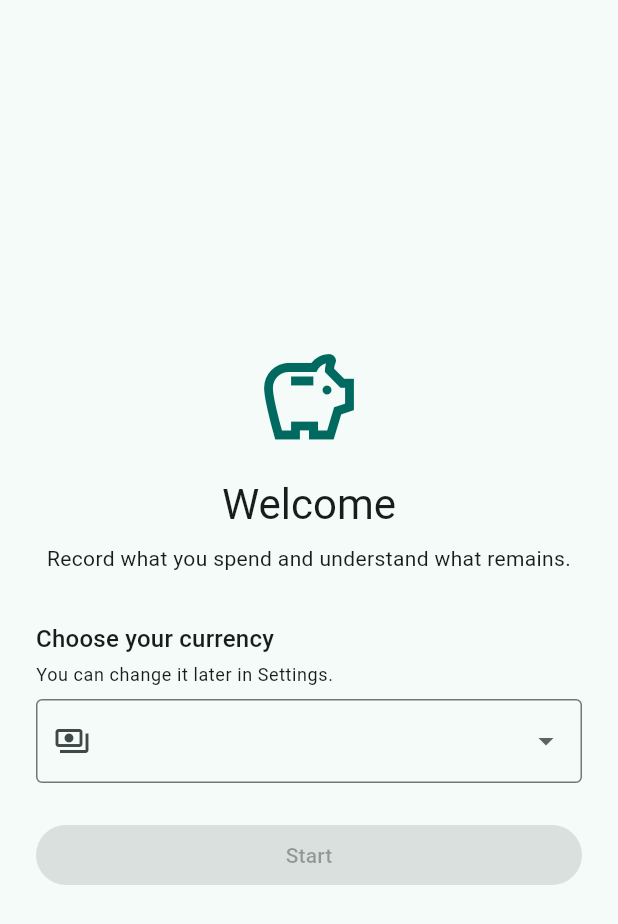
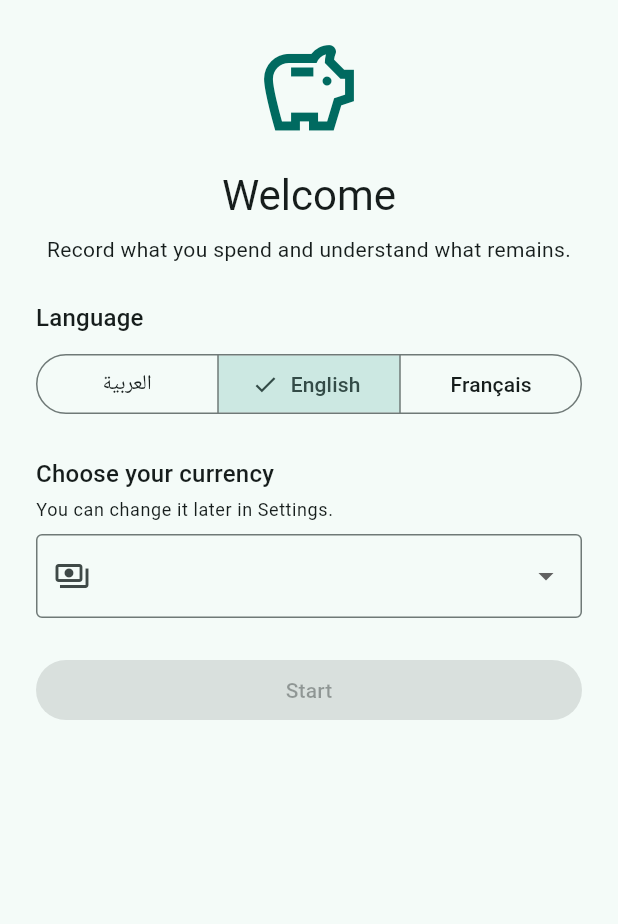
Before and after one commit to Amine-Triki/expenses_management_app, a Flutter app: the screen it shows after launch, on a phone screen of 412 x 824 dp. Shown: the top 924 px of the screen. Run offline on Flutter 3.47's test engine with Material 3 defaults, Android fonts, the phone set to English and light mode, and no system bars; our stand-ins replace drift, flutter_riverpod; accounts and stored records are empty; generated files the repository leaves out were written again.

Commit message:
First-run language picker, full date+time on expense tiles, activation error feedback
- First screen now offers explicit language selection (AR/EN/FR, system
  locale as preselection) before the currency picker (C.1 updated)
- Expense tiles show day + month + time (d MMM, HH:mm)
- Budget activation never fails silently: invalid/empty amount shows an
  error; note there was never a blocker for activating with existing
  expenses — retroactive counting is the ratified design (C.5)

```diff
--- a/lib/presentation/first_run_screen.dart
+++ b/lib/presentation/first_run_screen.dart
@@ -16,6 +16,15 @@ class FirstRunScreen extends ConsumerStatefulWidget {
 
 class _FirstRunScreenState extends ConsumerState<FirstRunScreen> {
   String? _currency;
+  late String _language;
+
+  @override
+  void initState() {
+    super.initState();
+    // Language is offered explicitly on the first screen; the system locale
+    // is only the preselected value, never a silent decision.
+    _language = AppSettings.systemLanguageDefault();
+  }
 
   @override
   Widget build(BuildContext context) {
@@ -24,9 +33,7 @@ class _FirstRunScreenState extends ConsumerState<FirstRunScreen> {
       body: SafeArea(
         child: Padding(
           padding: const EdgeInsets.all(24),
-          child: Column(
-            mainAxisAlignment: MainAxisAlignment.center,
-            crossAxisAlignment: CrossAxisAlignment.stretch,
+          child: ListView(
             children: [
               Icon(Icons.savings_outlined,
                   size: 72, color: Theme.of(context).colorScheme.primary),
@@ -41,7 +48,21 @@ class _FirstRunScreenState extends ConsumerState<FirstRunScreen> {
                 l10n.firstRunHint,
                 textAlign: TextAlign.center,
               ),
-              const SizedBox(height: 32),
+              const SizedBox(height: 24),
+              Text(l10n.settingsLanguage,
+                  style: Theme.of(context).textTheme.titleMedium),
+              const SizedBox(height: 8),
+              SegmentedButton<String>(
+                segments: const [
+                  ButtonSegment(value: 'ar', label: Text('العربية')),
+                  ButtonSegment(value: 'en', label: Text('English')),
+                  ButtonSegment(value: 'fr', label: Text('Français')),
+                ],
+                selected: {_language},
+                onSelectionChanged: (s) =>
+                    setState(() => _language = s.first),
+              ),
+              const SizedBox(height: 24),
               Text(l10n.firstRunChooseCurrency,
                   style: Theme.of(context).textTheme.titleMedium),
               const SizedBox(height: 4),
@@ -52,7 +73,8 @@ class _FirstRunScreenState extends ConsumerState<FirstRunScreen> {
                 initialValue: _currency,
                 isExpanded: true,
                 decoration: const InputDecoration(
-                    border: OutlineInputBorder(), prefixIcon: Icon(Icons.payments_outlined)),
+                    border: OutlineInputBorder(),
+                    prefixIcon: Icon(Icons.payments_outlined)),
                 items: [
                   for (final code in CurrencyInfo.pickerCodes)
                     DropdownMenuItem(value: code, child: Text(code)),
@@ -73,6 +95,7 @@ class _FirstRunScreenState extends ConsumerState<FirstRunScreen> {
 
   Future<void> _start() async {
     final notifier = ref.read(appSettingsProvider.notifier);
+    await notifier.setLanguage(_language);
     await notifier.setCurrency(_currency!);
     await notifier.completeFirstRun();
   }
```
Also changed, not shown: lib/presentation/budget_screen.dart (+7 -1 lines), lib/presentation/widgets/expense_tile.dart (+5 -3 lines), 1 other file.
